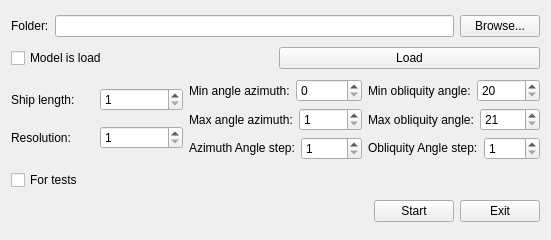
Before: the Qt Designer form io_client/app/reper_app/gologramma/image_creator_form.ui in YuriyRusinov/reper, drawn with Qt 5.
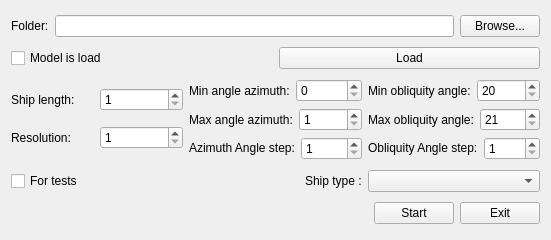
After: the same form once the commit is applied.

```diff
--- a/io_client/app/reper_app/gologramma/image_creator_form.ui
+++ b/io_client/app/reper_app/gologramma/image_creator_form.ui
@@ -279,6 +279,16 @@
      </property>
     </widget>
    </item>
+   <item row="3" column="2">
+    <widget class="QComboBox" name="cbShipType"/>
+   </item>
+   <item row="3" column="1" alignment="Qt::AlignRight">
+    <widget class="QLabel" name="lShipType">
+     <property name="text">
+      <string>&lt;html&gt;&lt;head/&gt;&lt;body&gt;&lt;p&gt;Ship type :&lt;/p&gt;&lt;/body&gt;&lt;/html&gt;</string>
+     </property>
+    </widget>
+   </item>
   </layout>
  </widget>
  <layoutdefault spacing="6" margin="11"/>
```
